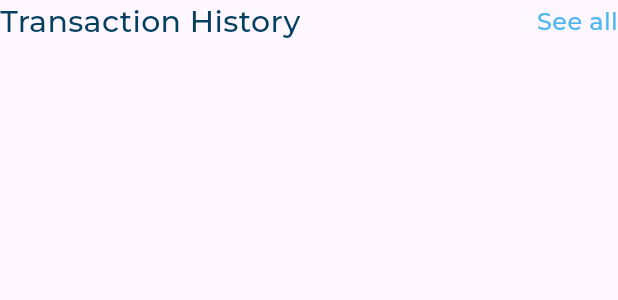
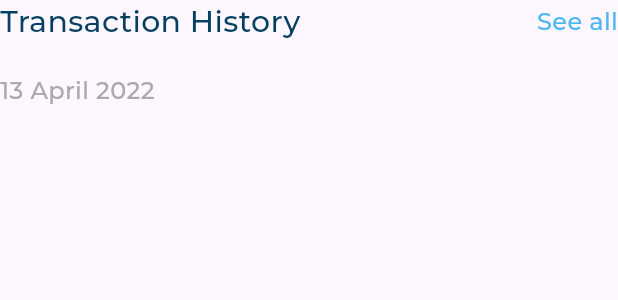
Before and after one commit to Mohamed-Husien/responsive_dash_board, a Flutter app: the TransactionsHistory widget shown alone on an empty page, opened directly, on a phone screen of 412 x 824 dp. Shown: the top 300 px of the screen. Run offline on Flutter 3.47's test engine with Material 3 defaults, Android fonts, the phone set to English and light mode, and no system bars; our stand-ins replace expandable_page_view, flutter_svg; project files that could hold a hidden picture were left out.

Commit message:
transactions history part two

```diff
--- /dev/null
+++ b/lib/widgets/transaction_history_header.dart
@@ -0,0 +1,26 @@
+import 'package:flutter/material.dart';
+import 'package:responsive_dash_board_app/utils/app_styles.dart';
+
+class TransactionHistoryHeader extends StatelessWidget {
+  const TransactionHistoryHeader({
+    super.key,
+  });
+
+  @override
+  Widget build(BuildContext context) {
+    return Row(
+      mainAxisAlignment: MainAxisAlignment.spaceBetween,
+      children: [
+        const Text(
+          "Transaction History",
+          style: AppStyle.styleSemiBold20,
+        ),
+        Text(
+          "See all",
+          style:
+              AppStyle.styleMedium16.copyWith(color: const Color(0xFF4EB7F2)),
+        ),
+      ],
+    );
+  }
+}
--- a/lib/widgets/transactions_history.dart
+++ b/lib/widgets/transactions_history.dart
@@ -1,5 +1,6 @@
 import 'package:flutter/material.dart';
 import 'package:responsive_dash_board_app/utils/app_styles.dart';
+import 'package:responsive_dash_board_app/widgets/transaction_history_header.dart';
 
 class TransactionsHistory extends StatelessWidget {
   const TransactionsHistory({super.key});
@@ -7,20 +8,16 @@ class TransactionsHistory extends StatelessWidget {
   @override
   Widget build(BuildContext context) {
     return Column(
+      crossAxisAlignment: CrossAxisAlignment.start,
       children: [
-        Row(
-          mainAxisAlignment: MainAxisAlignment.spaceBetween,
-          children: [
-            const Text(
-              "Transaction History",
-              style: AppStyle.styleSemiBold20,
-            ),
-            Text(
-              "See all",
-              style: AppStyle.styleMedium16
-                  .copyWith(color: const Color(0xFF4EB7F2)),
-            ),
-          ],
+        const TransactionHistoryHeader(),
+        const SizedBox(
+          height: 20,
+        ),
+        Text(
+          "13 April 2022",
+          style:
+              AppStyle.styleMedium16.copyWith(color: const Color(0xffAAAAAA)),
         )
       ],
     );
```
